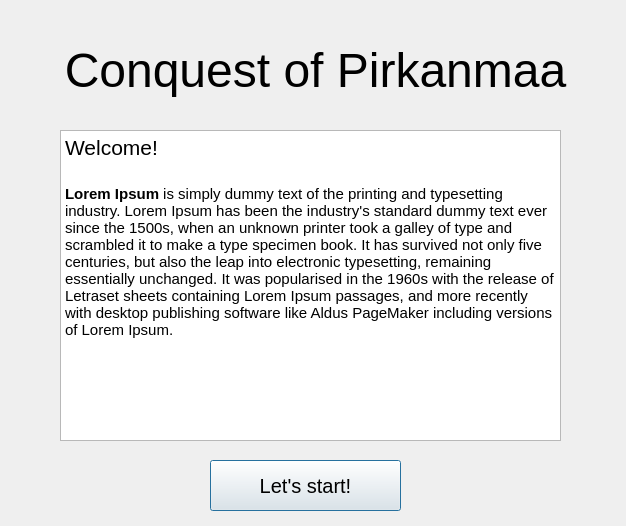
Old version of the form Game/welcome.ui in the repository AntonKaara/course-project-game.
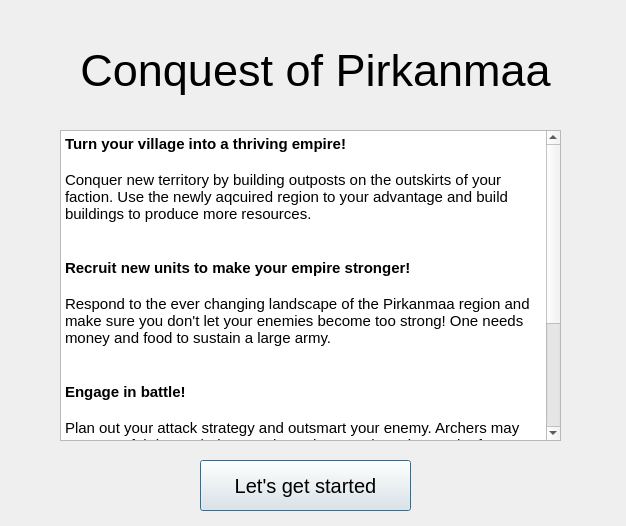
New version of the form.

Commit message: Added welcome message, fixed healthbar for units and HQ

Diff of the .ui file:
```diff
--- a/Game/welcome.ui
+++ b/Game/welcome.ui
@@ -30,7 +30,7 @@
    </property>
    <property name="font">
     <font>
-     <pointsize>36</pointsize>
+     <pointsize>34</pointsize>
     </font>
    </property>
    <property name="text">
@@ -43,9 +43,9 @@
   <widget class="QPushButton" name="acceptButton">
    <property name="geometry">
     <rect>
-     <x>210</x>
+     <x>200</x>
      <y>460</y>
-     <width>191</width>
+     <width>211</width>
      <height>51</height>
     </rect>
    </property>
@@ -56,7 +56,7 @@
     </font>
    </property>
    <property name="text">
-    <string>Let's start!</string>
+    <string>Let's get started</string>
    </property>
    <property name="flat">
     <bool>false</bool>
@@ -76,9 +76,26 @@
 &lt;html&gt;&lt;head&gt;&lt;meta name=&quot;qrichtext&quot; content=&quot;1&quot; /&gt;&lt;style type=&quot;text/css&quot;&gt;
 p, li { white-space: pre-wrap; }
 &lt;/style&gt;&lt;/head&gt;&lt;body style=&quot; font-family:'Ubuntu'; font-size:11pt; font-weight:400; font-style:normal;&quot;&gt;
-&lt;p style=&quot; margin-top:0px; margin-bottom:0px; margin-left:0px; margin-right:0px; -qt-block-indent:0; text-indent:0px;&quot;&gt;&lt;span style=&quot; font-family:'Ubuntu'; font-size:16pt;&quot;&gt;Welcome!&lt;/span&gt;&lt;/p&gt;
-&lt;p style=&quot;-qt-paragraph-type:empty; margin-top:0px; margin-bottom:0px; margin-left:0px; margin-right:0px; -qt-block-indent:0; text-indent:0px; font-family:'Ubuntu'; font-size:16pt;&quot;&gt;&lt;br /&gt;&lt;/p&gt;
-&lt;p style=&quot; margin-top:0px; margin-bottom:0px; margin-left:0px; margin-right:0px; -qt-block-indent:0; text-indent:0px;&quot;&gt;&lt;span style=&quot; font-family:'Ubuntu'; font-weight:600;&quot;&gt;Lorem Ipsum&lt;/span&gt;&lt;span style=&quot; font-family:'Ubuntu';&quot;&gt; is simply dummy text of the printing and typesetting industry. Lorem Ipsum has been the industry's standard dummy text ever since the 1500s, when an unknown printer took a galley of type and scrambled it to make a type specimen book. It has survived not only five centuries, but also the leap into electronic typesetting, remaining essentially unchanged. It was popularised in the 1960s with the release of Letraset sheets containing Lorem Ipsum passages, and more recently with desktop publishing software like Aldus PageMaker including versions of Lorem Ipsum.&lt;/span&gt;&lt;/p&gt;&lt;/body&gt;&lt;/html&gt;</string>
+&lt;p style=&quot; margin-top:0px; margin-bottom:0px; margin-left:0px; margin-right:0px; -qt-block-indent:0; text-indent:0px;&quot;&gt;&lt;span style=&quot; font-family:'Ubuntu'; font-weight:600;&quot;&gt;Turn your village into a thriving empire!&lt;/span&gt;&lt;/p&gt;
+&lt;p style=&quot;-qt-paragraph-type:empty; margin-top:0px; margin-bottom:0px; margin-left:0px; margin-right:0px; -qt-block-indent:0; text-indent:0px; font-family:'Ubuntu'; font-weight:600;&quot;&gt;&lt;br /&gt;&lt;/p&gt;
+&lt;p style=&quot; margin-top:0px; margin-bottom:0px; margin-left:0px; margin-right:0px; -qt-block-indent:0; text-indent:0px;&quot;&gt;&lt;span style=&quot; font-family:'Ubuntu';&quot;&gt;Conquer new territory by building outposts on the outskirts of your faction. Use the newly aqcuired region to your advantage and build buildings to produce more resources.&lt;/span&gt;&lt;/p&gt;
+&lt;p style=&quot;-qt-paragraph-type:empty; margin-top:0px; margin-bottom:0px; margin-left:0px; margin-right:0px; -qt-block-indent:0; text-indent:0px; font-family:'Ubuntu';&quot;&gt;&lt;br /&gt;&lt;/p&gt;
+&lt;p style=&quot;-qt-paragraph-type:empty; margin-top:0px; margin-bottom:0px; margin-left:0px; margin-right:0px; -qt-block-indent:0; text-indent:0px; font-family:'Ubuntu';&quot;&gt;&lt;br /&gt;&lt;/p&gt;
+&lt;p style=&quot; margin-top:0px; margin-bottom:0px; margin-left:0px; margin-right:0px; -qt-block-indent:0; text-indent:0px;&quot;&gt;&lt;span style=&quot; font-family:'Ubuntu'; font-weight:600;&quot;&gt;Recruit new units to make your empire stronger!&lt;/span&gt;&lt;/p&gt;
+&lt;p style=&quot;-qt-paragraph-type:empty; margin-top:0px; margin-bottom:0px; margin-left:0px; margin-right:0px; -qt-block-indent:0; text-indent:0px; font-family:'Ubuntu'; font-weight:600;&quot;&gt;&lt;br /&gt;&lt;/p&gt;
+&lt;p style=&quot; margin-top:0px; margin-bottom:0px; margin-left:0px; margin-right:0px; -qt-block-indent:0; text-indent:0px;&quot;&gt;&lt;span style=&quot; font-family:'Ubuntu';&quot;&gt;Respond to the ever changing landscape of the Pirkanmaa region and make sure you don't let your enemies become too strong! One needs money and food to sustain a large army.&lt;/span&gt;&lt;/p&gt;
+&lt;p style=&quot;-qt-paragraph-type:empty; margin-top:0px; margin-bottom:0px; margin-left:0px; margin-right:0px; -qt-block-indent:0; text-indent:0px; font-family:'Ubuntu';&quot;&gt;&lt;br /&gt;&lt;/p&gt;
+&lt;p style=&quot;-qt-paragraph-type:empty; margin-top:0px; margin-bottom:0px; margin-left:0px; margin-right:0px; -qt-block-indent:0; text-indent:0px; font-family:'Ubuntu';&quot;&gt;&lt;br /&gt;&lt;/p&gt;
+&lt;p style=&quot; margin-top:0px; margin-bottom:0px; margin-left:0px; margin-right:0px; -qt-block-indent:0; text-indent:0px;&quot;&gt;&lt;span style=&quot; font-family:'Ubuntu'; font-weight:600;&quot;&gt;Engage in battle!&lt;/span&gt;&lt;/p&gt;
+&lt;p style=&quot;-qt-paragraph-type:empty; margin-top:0px; margin-bottom:0px; margin-left:0px; margin-right:0px; -qt-block-indent:0; text-indent:0px; font-family:'Ubuntu';&quot;&gt;&lt;br /&gt;&lt;/p&gt;
+&lt;p style=&quot; margin-top:0px; margin-bottom:0px; margin-left:0px; margin-right:0px; -qt-block-indent:0; text-indent:0px;&quot;&gt;&lt;span style=&quot; font-family:'Ubuntu';&quot;&gt;Plan out your attack strategy and outsmart your enemy. Archers may prove useful due to their ranged attacks. Cavalry units are the fastest and make the most damage.&lt;/span&gt;&lt;/p&gt;
+&lt;p style=&quot;-qt-paragraph-type:empty; margin-top:0px; margin-bottom:0px; margin-left:0px; margin-right:0px; -qt-block-indent:0; text-indent:0px; font-family:'Ubuntu';&quot;&gt;&lt;br /&gt;&lt;/p&gt;
+&lt;p style=&quot;-qt-paragraph-type:empty; margin-top:0px; margin-bottom:0px; margin-left:0px; margin-right:0px; -qt-block-indent:0; text-indent:0px; font-family:'Ubuntu';&quot;&gt;&lt;br /&gt;&lt;/p&gt;
+&lt;p style=&quot; margin-top:0px; margin-bottom:0px; margin-left:0px; margin-right:0px; -qt-block-indent:0; text-indent:0px;&quot;&gt;&lt;span style=&quot; font-family:'Ubuntu'; font-weight:600;&quot;&gt;The ultimate winner is the first player to destroy the enemy headquarters.&lt;/span&gt;&lt;/p&gt;
+&lt;p style=&quot;-qt-paragraph-type:empty; margin-top:0px; margin-bottom:0px; margin-left:0px; margin-right:0px; -qt-block-indent:0; text-indent:0px; font-family:'Ubuntu'; font-weight:600;&quot;&gt;&lt;br /&gt;&lt;/p&gt;
+&lt;p style=&quot; margin-top:0px; margin-bottom:0px; margin-left:0px; margin-right:0px; -qt-block-indent:0; text-indent:0px;&quot;&gt;&lt;span style=&quot; font-family:'Ubuntu'; font-weight:600;&quot;&gt;Good luck on your Conquest of Pirkanmaa.&lt;/span&gt;&lt;/p&gt;
+&lt;p style=&quot;-qt-paragraph-type:empty; margin-top:0px; margin-bottom:0px; margin-left:0px; margin-right:0px; -qt-block-indent:0; text-indent:0px; font-family:'Ubuntu';&quot;&gt;&lt;br /&gt;&lt;/p&gt;
+&lt;p style=&quot;-qt-paragraph-type:empty; margin-top:0px; margin-bottom:0px; margin-left:0px; margin-right:0px; -qt-block-indent:0; text-indent:0px; font-family:'Ubuntu';&quot;&gt;&lt;br /&gt;&lt;/p&gt;&lt;/body&gt;&lt;/html&gt;</string>
    </property>
   </widget>
  </widget>
```
The commit also changes 12 other files.
